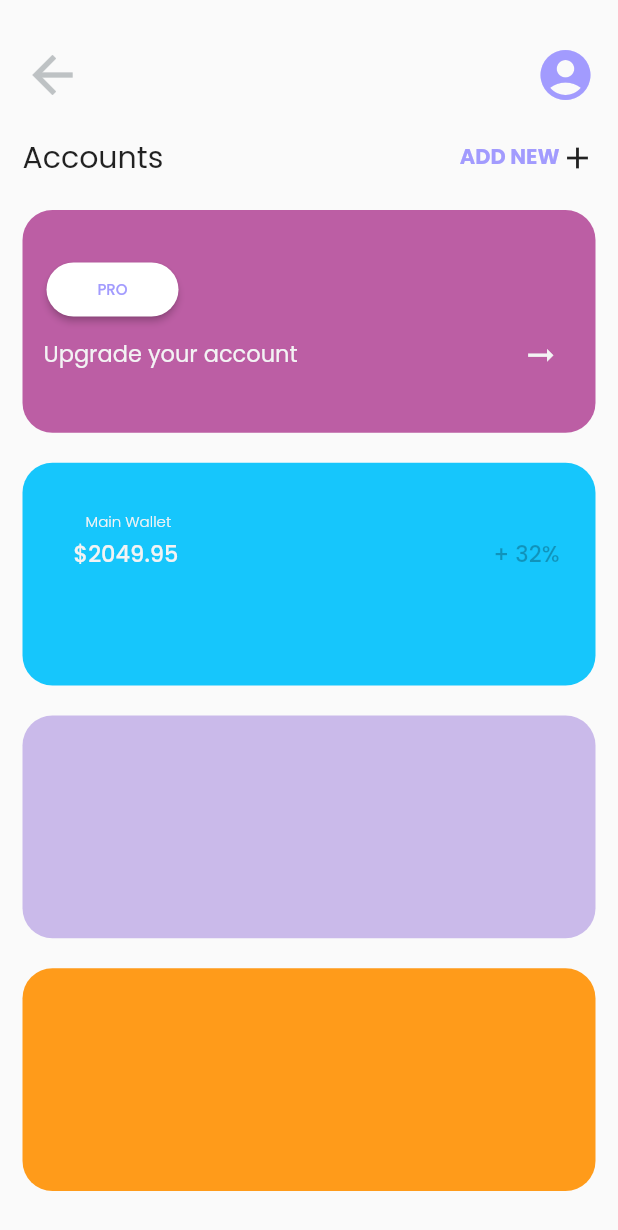
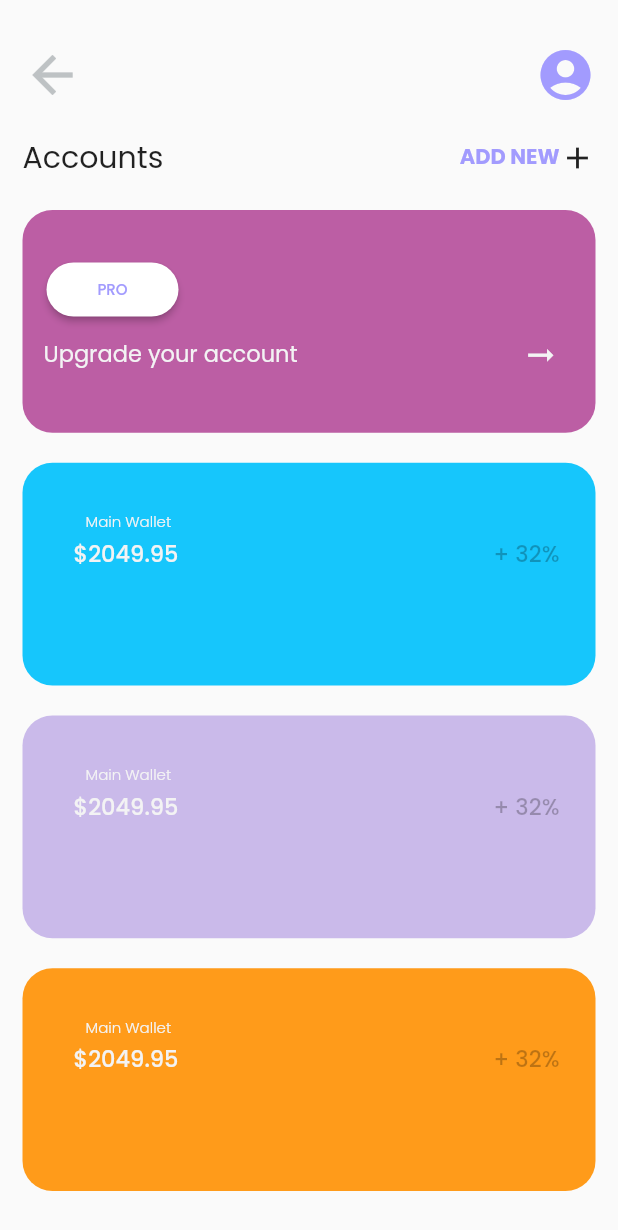
Before and after one commit to kevin2-cyber/Workshop-assignment, a Flutter app: the screen it shows after launch, on a phone screen of 412 x 824 dp. Shown: the top 1230 px of the screen. Run offline on Flutter 3.47's test engine with Material 2 defaults, Android fonts, the light colour scheme and no system bars; our stand-ins replace google_fonts.

Commit message:
fixed problem with layout

```diff
--- a/lib/main_screen.dart
+++ b/lib/main_screen.dart
@@ -208,6 +208,55 @@ class MainScreen extends StatelessWidget {
                   color: kcard3,
                   borderRadius: BorderRadius.circular(20.0),
                 ),
+                child: Stack(
+                  children: [
+                    Positioned(
+                      top: 20.0,
+                      left: 30.0,
+                      child: Padding(
+                        padding: const EdgeInsets.all(12.0),
+                        child: Text(
+                          'Main Wallet',
+                          style: GoogleFonts.poppins(
+                            fontSize: 10.0,
+                            fontWeight: FontWeight.w300,
+                            color: kbgColor,
+                          ),
+                        ),
+                      ),
+                    ),
+                    Positioned(
+                      top: 35.0,
+                      left: 20.0,
+                      child: Padding(
+                        padding: const EdgeInsets.all(14.0),
+                        child: Text(
+                          '\$2049.95',
+                          style: GoogleFonts.poppins(
+                            fontSize: 15.0,
+                            fontWeight: FontWeight.w500,
+                            color: kbgColor,
+                          ),
+                        ),
+                      ),
+                    ),
+                    Positioned(
+                      top: 35.0,
+                      right: 10.0,
+                      child: Padding(
+                        padding: const EdgeInsets.all(14.0),
+                        child: Text(
+                          '+ 32%',
+                          style: GoogleFonts.poppins(
+                            fontSize: 15.0,
+                            fontWeight: FontWeight.w500,
+                            color: Colors.black26,
+                          ),
+                        ),
+                      ),
+                    ),
+                  ],
+                ),
               ),
             ),
             const SizedBox(
@@ -220,6 +269,55 @@ class MainScreen extends StatelessWidget {
                   color: kcard4,
                   borderRadius: BorderRadius.circular(20.0),
                 ),
+                child: Stack(
+                  children: [
+                    Positioned(
+                      top: 20.0,
+                      left: 30.0,
+                      child: Padding(
+                        padding: const EdgeInsets.all(12.0),
+                        child: Text(
+                          'Main Wallet',
+                          style: GoogleFonts.poppins(
+                            fontSize: 10.0,
+                            fontWeight: FontWeight.w300,
+                            color: kbgColor,
+                          ),
+                        ),
+                      ),
+                    ),
+                    Positioned(
+                      top: 35.0,
+                      left: 20.0,
+                      child: Padding(
+                        padding: const EdgeInsets.all(14.0),
+                        child: Text(
+                          '\$2049.95',
+                          style: GoogleFonts.poppins(
+                            fontSize: 15.0,
+                            fontWeight: FontWeight.w500,
+                            color: kbgColor,
+                          ),
+                        ),
+                      ),
+                    ),
+                    Positioned(
+                      top: 35.0,
+                      right: 10.0,
+                      child: Padding(
+                        padding: const EdgeInsets.all(14.0),
+                        child: Text(
+                          '+ 32%',
+                          style: GoogleFonts.poppins(
+                            fontSize: 15.0,
+                            fontWeight: FontWeight.w500,
+                            color: Colors.black26,
+                          ),
+                        ),
+                      ),
+                    ),
+                  ],
+                ),
               ),
             ),
           ],
```
